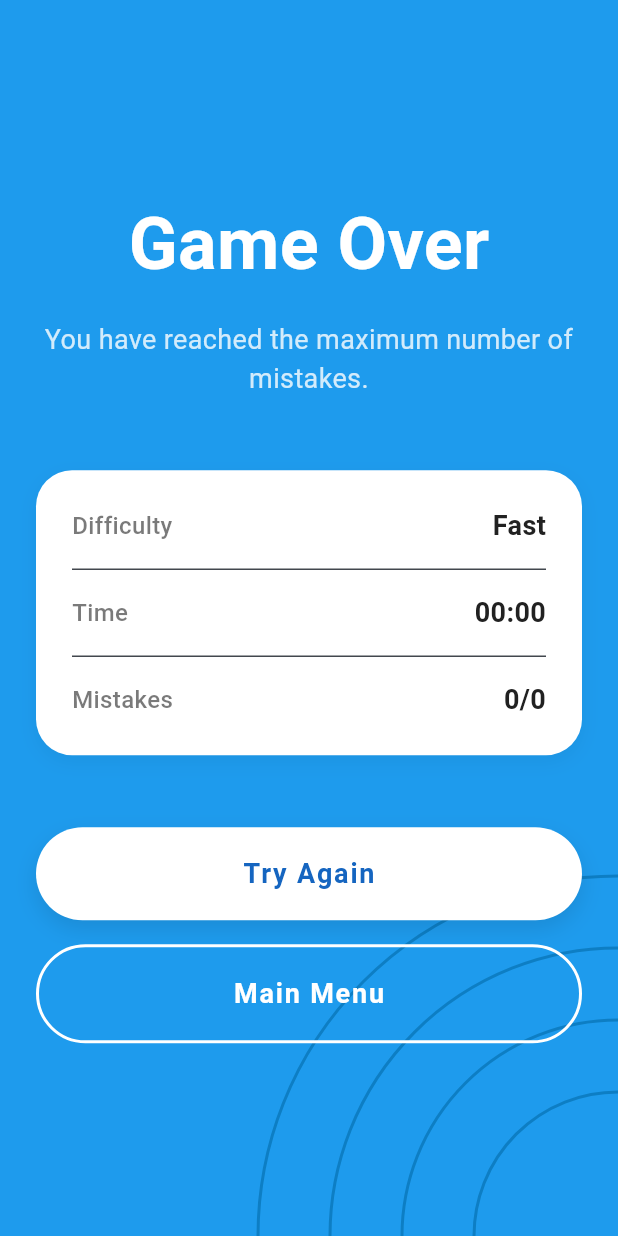
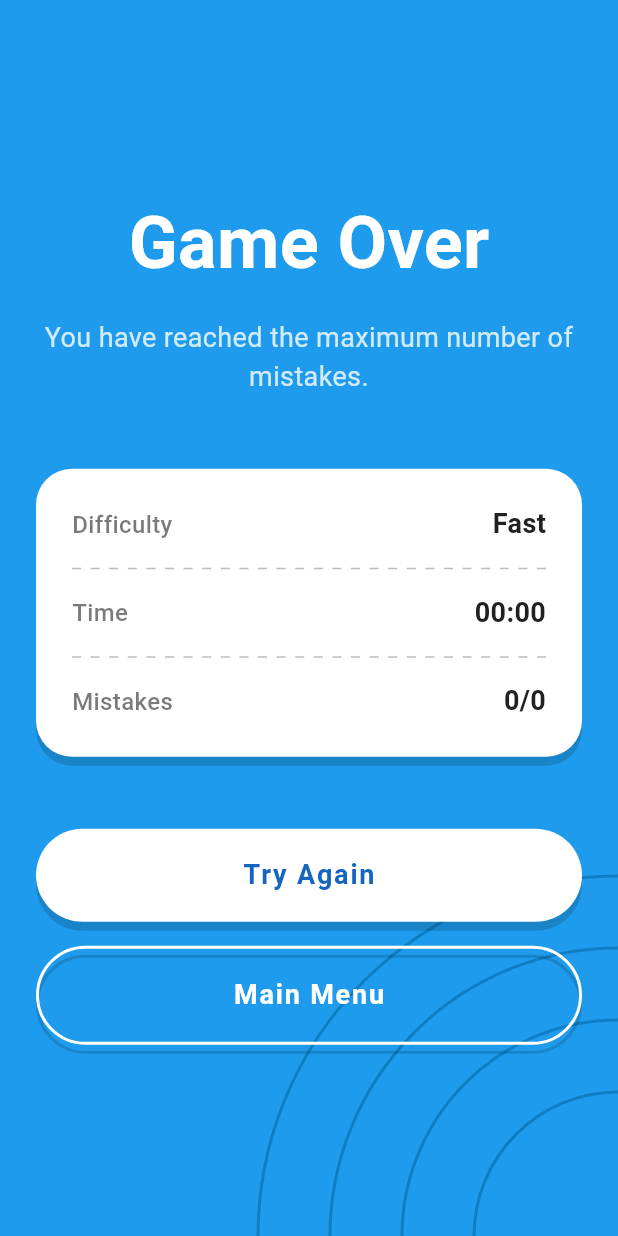
Before and after one commit to mungsejati/mungsudoku, a Flutter app: the GameResultPage screen opened directly with empty values, on a phone screen of 412 x 824 dp. Run offline on Flutter 3.47's test engine with Material 3 defaults, Android fonts, the phone set to English and light mode, and no system bars; our stand-ins replace flutter_riverpod, flutter_svg, go_router, shared_preferences, wakelock_plus; accounts and stored records are empty.

Commit message:
setting testing, improvement of result page, fix back button native

```diff
--- a/lib/src/features/game/data/services/sudoku_generator.dart
+++ b/lib/src/features/game/data/services/sudoku_generator.dart
@@ -168,8 +168,9 @@ abstract final class SudokuGenerator {
             size,
             subGridRows,
             subGridCols,
-          ))
+          )) {
             continue;
+          }
           grid[row][col] = digit;
           if (_solve(grid, size, subGridRows, subGridCols)) return true;
           grid[row][col] = 0; // backtrack
--- a/lib/src/features/game/domain/entities/sudoku_board.dart
+++ b/lib/src/features/game/domain/entities/sudoku_board.dart
@@ -418,8 +418,9 @@ class SudokuBoard {
     if (identical(this, other)) return true;
     if (other is! SudokuBoard ||
         other.subGridRows != subGridRows ||
-        other.subGridCols != subGridCols)
+        other.subGridCols != subGridCols) {
       return false;
+    }
     for (var r = 0; r < gridSize; r++) {
       for (var c = 0; c < gridSize; c++) {
         if (other.cells[r][c] != cells[r][c]) return false;
--- a/lib/src/features/game/presentation/game_result_page.dart
+++ b/lib/src/features/game/presentation/game_result_page.dart
@@ -79,9 +79,9 @@ class GameResultPage extends ConsumerWidget {
                           borderRadius: BorderRadius.circular(24),
                           boxShadow: [
                             BoxShadow(
-                              color: Colors.black.withValues(alpha: 0.05),
-                              blurRadius: 10,
-                              offset: const Offset(0, 4),
+                              color: Colors.black.withValues(alpha: 0.15),
+                              blurRadius: 0,
+                              offset: const Offset(0, 6),
                             ),
                           ],
                         ),
@@ -92,13 +92,17 @@ class GameResultPage extends ConsumerWidget {
                               value: args.difficulty.displayName,
                               textColor: gameTheme.originalTextColor,
                             ),
-                            const Divider(height: 32),
+                            _DashedHorizontalDivider(
+                              color: gameTheme.originalTextColor.withValues(alpha: 0.3),
+                            ),
                             _StatRow(
                               label: 'Time',
                               value: _formatDuration(args.time),
                               textColor: gameTheme.originalTextColor,
                             ),
-                            const Divider(height: 32),
+                            _DashedHorizontalDivider(
+                              color: gameTheme.originalTextColor.withValues(alpha: 0.3),
+                            ),
                             _StatRow(
                               label: 'Mistakes',
                               value: '${args.mistakes}/${args.maxMistakes}',
@@ -208,8 +212,8 @@ class _FilledPillButton extends StatelessWidget {
           borderRadius: BorderRadius.circular(100),
           boxShadow: [
             BoxShadow(
-              color: Colors.black.withValues(alpha: 0.1),
-              blurRadius: 12,
+              color: Colors.black.withValues(alpha: 0.15),
+              blurRadius: 0,
               offset: const Offset(0, 6),
             ),
           ],
@@ -245,7 +249,26 @@ class _OutlinedPillButton extends StatelessWidget {
   Widget build(BuildContext context) {
     return GestureDetector(
       onTap: onTap,
+      child: Stack(
+        clipBehavior: Clip.none,
+        children: [
+          // Shadow layer on border
+          Positioned.fill(
+            child: Transform.translate(
+              offset: const Offset(0, 6),
               child: Container(
+                decoration: BoxDecoration(
+                  borderRadius: BorderRadius.circular(100),
+                  border: Border.all(
+                    color: Colors.black.withValues(alpha: 0.15),
+                    width: 2,
+                  ),
+                ),
+              ),
+            ),
+          ),
+          // Main layer
+          Container(
             width: double.infinity,
             padding: const EdgeInsets.symmetric(vertical: 18),
             decoration: BoxDecoration(
@@ -264,6 +287,42 @@ class _OutlinedPillButton extends StatelessWidget {
                 ),
               ),
             ),
+          ),
+        ],
+      ),
+    );
+  }
+}
+
+class _DashedHorizontalDivider extends StatelessWidget {
+  final Color color;
+
+  const _DashedHorizontalDivider({required this.color});
+
+  @override
+  Widget build(BuildContext context) {
+    return Padding(
+      padding: const EdgeInsets.symmetric(vertical: 16.0),
+      child: LayoutBuilder(
+        builder: (context, constraints) {
+          final boxWidth = constraints.constrainWidth();
+          const dashWidth = 6.0;
+          const dashHeight = 1.0;
+          final dashCount = (boxWidth / (2 * dashWidth)).floor();
+          return Flex(
+            direction: Axis.horizontal,
+            mainAxisAlignment: MainAxisAlignment.spaceBetween,
+            children: List.generate(dashCount, (_) {
+              return SizedBox(
+                width: dashWidth,
+                height: dashHeight,
+                child: DecoratedBox(
+                  decoration: BoxDecoration(color: color),
+                ),
+              );
+            }),
+          );
+        },
       ),
     );
   }
```
Also changed, not shown: lib/src/features/custom_sudoku/presentation/custom_sudoku_list_page.dart (+8 -2 lines), lib/src/features/custom_sudoku/presentation/custom_sudoku_page.dart (+6 -2 lines), lib/src/features/game/presentation/game_page.dart (+23 -3 lines), lib/src/features/game/presentation/widgets/game_theme_picker.dart (deleted, +0 -144 lines), lib/src/features/settings/presentation/settings_page.dart (+93 -5 lines), 3 other files. Lines whose indentation alone changed are shown as unchanged.
